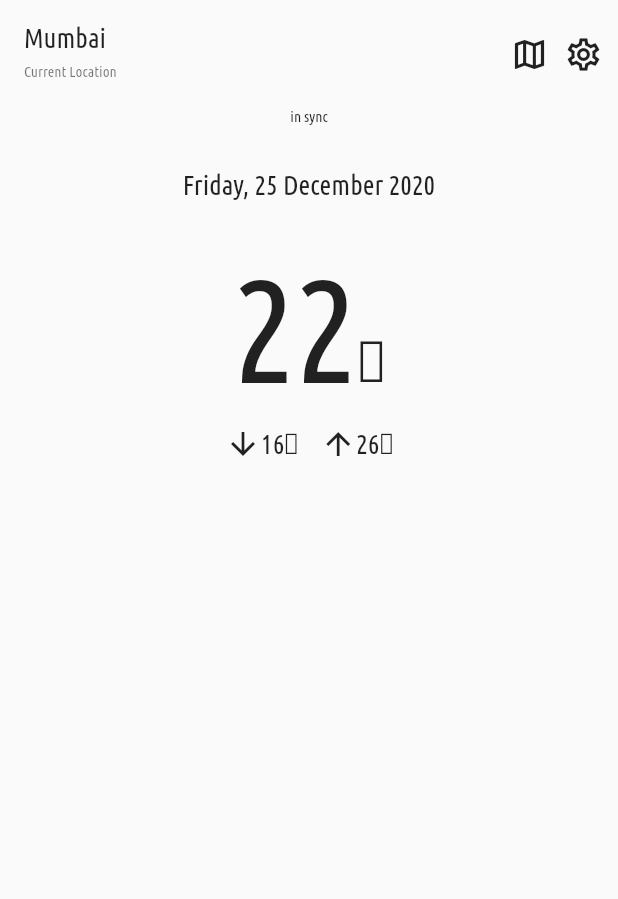
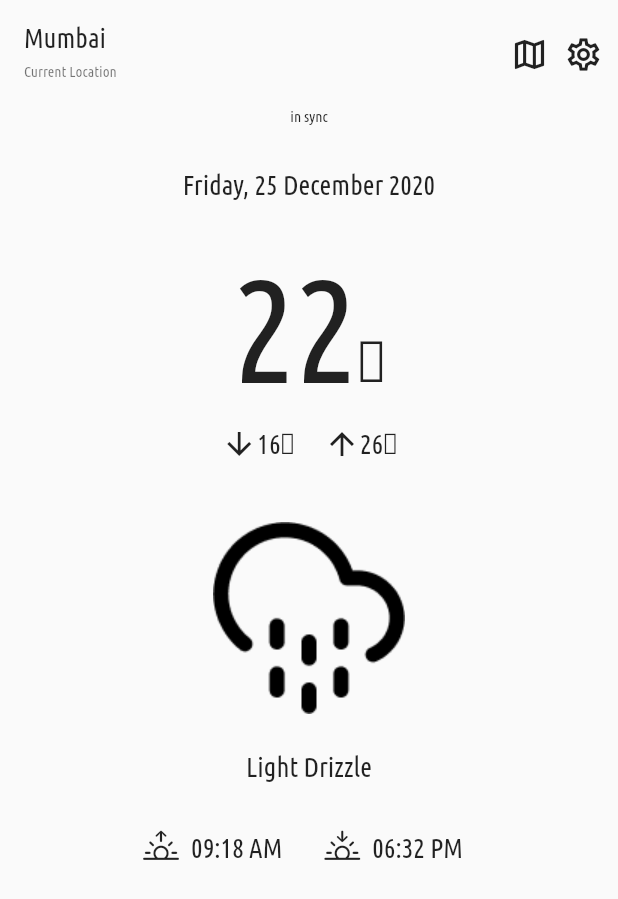
Before and after one commit to angga-fehung/weather_forecasts, a Flutter app: the screen it shows after launch, on a phone screen of 412 x 824 dp. Shown: the top 899 px of the screen. Run offline on Flutter 3.47's test engine with Material 2 defaults, Android fonts, the phone set to English and light mode, and no system bars.

Commit message:
feat: Home

```diff
--- a/lib/home.dart
+++ b/lib/home.dart
@@ -1,3 +1,4 @@
+import 'package:flutter/cupertino.dart';
 import 'package:flutter/material.dart';
 
 class HomeScreen extends StatelessWidget {
@@ -5,11 +6,11 @@ class HomeScreen extends StatelessWidget {
 
   @override
   Widget build(BuildContext context) {
-    return const Scaffold(
+    return Scaffold(
       body: SafeArea(
         child: Column(
           children: [
-            Align(
+            const Align(
               alignment: Alignment.topCenter,
               child: Row(
                 children: [
@@ -55,27 +56,27 @@ class HomeScreen extends StatelessWidget {
             Center(
               child: Column(
                 children: [
-                  Text(
+                  const Text(
                     'in sync',
                     style: TextStyle(
                       fontFamily: 'UbuntuCondensed',
                       fontSize: 10,
                     ),
                   ),
-                  SizedBox(
+                  const SizedBox(
                     height: 30,
                   ),
-                  Text(
+                  const Text(
                     'Friday, 25 December 2020',
                     style: TextStyle(
                       fontFamily: 'UbuntuCondensed',
                       fontSize: 18,
                     ),
                   ),
-                  SizedBox(
+                  const SizedBox(
                     height: 30,
                   ),
-                  Row(
+                  const Row(
                     mainAxisAlignment: MainAxisAlignment.center,
                     crossAxisAlignment: CrossAxisAlignment.baseline,
                     textBaseline: TextBaseline.alphabetic,
@@ -96,10 +97,10 @@ class HomeScreen extends StatelessWidget {
                       ),
                     ],
                   ),
-                  SizedBox(
+                  const SizedBox(
                     height: 10,
                   ),
-                  Row(
+                  const Row(
                     mainAxisAlignment: MainAxisAlignment.center,
                     crossAxisAlignment: CrossAxisAlignment.baseline,
                     textBaseline: TextBaseline.alphabetic,
@@ -115,7 +116,7 @@ class HomeScreen extends StatelessWidget {
                             ),
                           ),
                           SizedBox(
-                            width: 15,
+                            width: 20,
                           ),
                           Icon(Icons.arrow_upward_sharp),
                           Text(
@@ -128,7 +129,63 @@ class HomeScreen extends StatelessWidget {
                         ],
                       ),
                     ],
-                  )
+                  ),
+                  const Padding(
+                    padding: EdgeInsets.fromLTRB(0, 20, 0, 20),
+                  ),
+                  Image.asset(
+                    'assets/img/drizzle.png',
+                  ),
+                  const SizedBox(
+                    height: 25,
+                  ),
+                  const Text(
+                    'Light Drizzle',
+                    style:
+                        TextStyle(fontFamily: 'UbuntuCondensed', fontSize: 18),
+                  ),
+                  const SizedBox(
+                    height: 25,
+                  ),
+                  const Row(
+                    mainAxisAlignment: MainAxisAlignment.center,
+                    crossAxisAlignment: CrossAxisAlignment.baseline,
+                    textBaseline: TextBaseline.alphabetic,
+                    children: [
+                      Row(
+                        mainAxisAlignment: MainAxisAlignment.center,
+                        crossAxisAlignment: CrossAxisAlignment.baseline,
+                        textBaseline: TextBaseline.alphabetic,
+                        children: [
+                          Icon(CupertinoIcons.sunrise),
+                          Padding(
+                            padding: EdgeInsets.all(8.0),
+                            child: Text(
+                              '09:18 AM',
+                              style: TextStyle(
+                                fontFamily: 'UbuntuCondensed',
+                                fontSize: 18,
+                              ),
+                            ),
+                          ),
+                          SizedBox(
+                            width: 20,
+                          ),
+                          Icon(CupertinoIcons.sunset),
+                          Padding(
+                            padding: EdgeInsets.all(8.0),
+                            child: Text(
+                              '06:32 PM',
+                              style: TextStyle(
+                                fontFamily: 'UbuntuCondensed',
+                                fontSize: 18,
+                              ),
+                            ),
+                          ),
+                        ],
+                      ),
+                    ],
+                  ),
                 ],
               ),
             ),
--- a/pubspec.yaml
+++ b/pubspec.yaml
@@ -9,6 +9,7 @@ environment:
 dependencies:
   flutter:
     sdk: flutter
+  cupertino_icons: ^1.0.0
 
 dev_dependencies:
   flutter_test:
@@ -21,3 +22,6 @@ flutter:
       fonts:
         - asset: assets/fonts/UbuntuCondensed-Regular.ttf
   uses-material-design: true
+
+  assets:
+    - assets/img/
```
Also changed, not shown: pubspec.lock.
